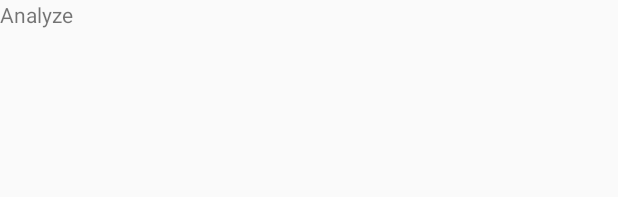
After one commit to Reignable/Seism, an Android app: the layout analyze_fragment.xml on its own in the app's theme, with its tools: preview values and no code run, on a phone screen of 412 x 824 dp. The commit adds this screen. Shown: the top 197 px of the screen. Run offline under Robolectric (Android 15) with nearby library versions, the phone set to English and light mode, and no system bars.

Commit message:
Fragment switching from nav drawer working.

```diff
--- a/app/src/main/res/layout/activity_main.xml
+++ b/app/src/main/res/layout/activity_main.xml
@@ -19,7 +19,7 @@
             app:popupTheme="@style/ThemeOverlay.AppCompat.Light" />
 
         <FrameLayout
-            android:id="@+id/nav_content_frame"
+            android:id="@+id/content_frame"
             android:layout_width="match_parent"
             android:layout_height="match_parent"/>
 
--- /dev/null
+++ b/app/src/main/res/layout/analyze_fragment.xml
@@ -0,0 +1,12 @@
+<?xml version="1.0" encoding="utf-8"?>
+<LinearLayout xmlns:android="http://schemas.android.com/apk/res/android"
+    android:orientation="vertical"
+    android:layout_width="match_parent"
+    android:layout_height="match_parent">
+
+    <TextView
+        android:layout_width="match_parent"
+        android:layout_height="match_parent"
+        android:text="@string/analyze"/>
+
+</LinearLayout>
```
Also changed, not shown: app/src/main/java/x40117680/napier/ac/uk/seism/FragmentAnalyze.java (added, +19 -0 lines), app/src/main/java/x40117680/napier/ac/uk/seism/FragmentRecord.java (added, +19 -0 lines), app/src/main/java/x40117680/napier/ac/uk/seism/MainActivity.java (+30 -6 lines), app/src/main/res/layout/record_fragment.xml (added, +12 -0 lines).
